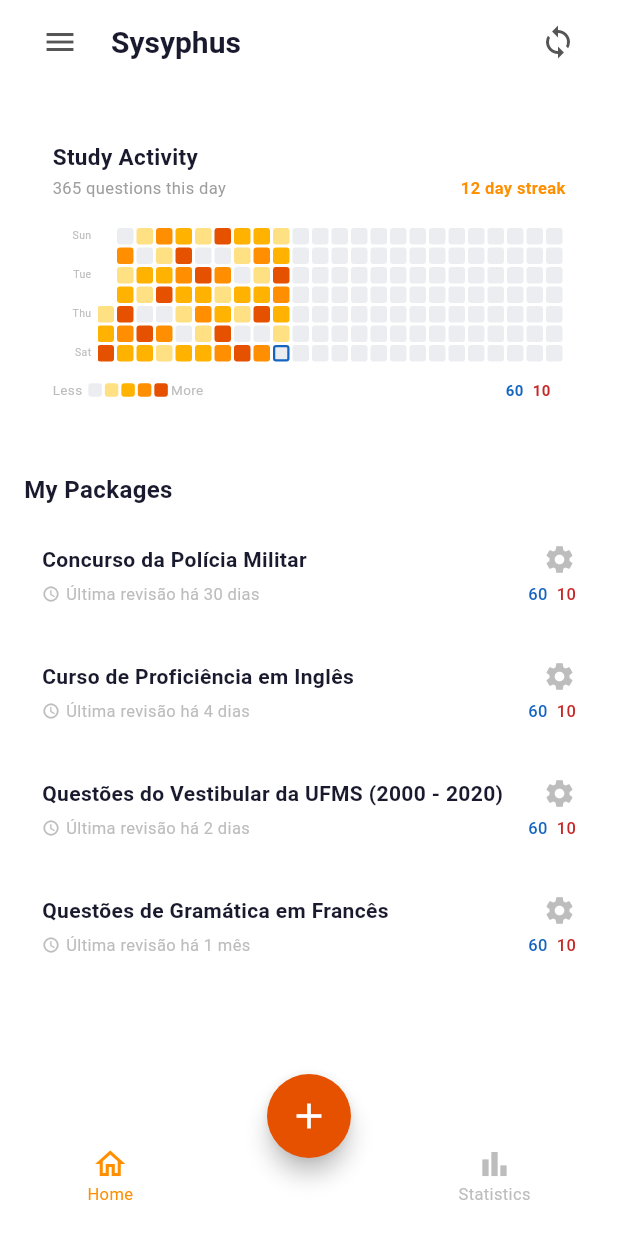
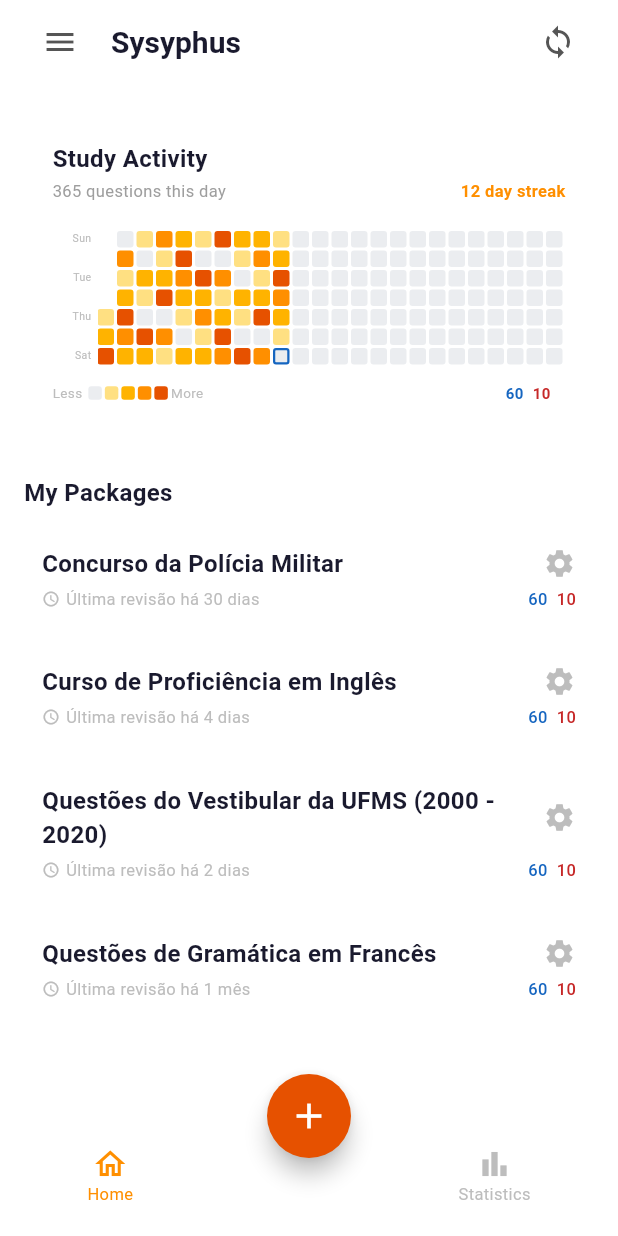
Before and after one commit to davy-bitencourt/sysyphus-learning-app, a Flutter app: the screen it shows after launch, on a phone screen of 412 x 824 dp. Run offline on Flutter 3.47's test engine with Material 3 defaults, Android fonts, the phone set to English and light mode, and no system bars.

Commit message:
add: font styles

```diff
--- a/lib/screens/home.dart
+++ b/lib/screens/home.dart
@@ -1,10 +1,10 @@
 import 'package:flutter/material.dart';
 import '../widgets/heatmap_card.dart';
 import '../widgets/bottom_nav.dart';
+import '../styles/text_styles.dart';
 
 import 'setting_screen.dart';
 import 'statistic_screen.dart';
-
 
 class Home extends StatefulWidget {
   const Home({super.key});
@@ -82,9 +82,7 @@ PreferredSizeWidget _buildAppBar(bool desktop) {
 
           const SizedBox(width: 10),
 
-          const Text('Sysyphus',
-            style: TextStyle(fontSize: 20, fontWeight: FontWeight.bold,
-            color: Color(0xFF1A1A2E))),
+          const Text('Sysyphus', style: bigText),
         ]),
 
         IconButton(icon: const Icon(Icons.sync, color: Color(0xFF555555)), onPressed: () {}),
@@ -103,7 +101,12 @@ Widget _buildDrawer(BuildContext context) {
         children: [
           _drawerItem(context, Icons.list, 'Packages', active: true),
           _drawerItem(context, Icons.chrome_reader_mode, 'Questions finder'),
-          _drawerItem(context, Icons.bar_chart, 'Statistics'),
+
+          _drawerItem(context, Icons.bar_chart, 'Statistics', onTap: () {
+            Navigator.pop(context);
+            Navigator.push(context, MaterialPageRoute(builder: (_) => const StatisticsScreen()));
+
+          }),
 
           const Divider(color: Color(0xFFE0E0E0), thickness: 1, indent: 16, endIndent: 16),
 
@@ -224,7 +227,7 @@ Widget _drawerItem(BuildContext context, IconData icon, String label, {
 
             Row(mainAxisAlignment: MainAxisAlignment.spaceBetween, children: [
                 Flexible(
-                  child: Text(deck['title']!, style: const TextStyle(fontWeight: FontWeight.bold, fontSize: 14, color: Color(0xFF1A1A2E))),
+                  child: Text(deck['title']!, style: mediumText),
                 ),
 
                 Icon(Icons.settings, color: Colors.grey[400], size: 22),
@@ -337,7 +340,6 @@ Widget _tableCell(String text, Color color, {
       style: TextStyle(fontSize: 11, color: color, fontWeight: FontWeight.w500));
   }
 
-
   Widget _buildFAB() {
     return FloatingActionButton(
       onPressed: () {},
--- a/lib/screens/statistic_screen.dart
+++ b/lib/screens/statistic_screen.dart
@@ -11,6 +11,10 @@ class StatisticsScreen extends StatelessWidget {
         backgroundColor: Colors.white,
         elevation: 0,
         automaticallyImplyLeading: false,
+        leading: IconButton(
+            icon: const Icon(Icons.arrow_back, color: Color(0xFF1A1A2E)),
+            onPressed: () => Navigator.pop(context),
+          ),
         title: const Text('Statistics',
           style: TextStyle(fontSize: 20, fontWeight: FontWeight.bold,
             color: Color(0xFF1A1A2E))),
--- /dev/null
+++ b/lib/styles/text_styles.dart
@@ -0,0 +1,19 @@
+import 'package:flutter/material.dart';
+
+const TextStyle bigText = TextStyle(
+  fontSize: 20,
+  fontWeight: FontWeight.bold,
+  color: Color(0xFF1A1A2E)
+);
+
+const TextStyle mediumText = TextStyle(
+  fontSize: 16,
+  fontWeight: FontWeight.bold,
+  color: Color(0xFF1A1A2E)
+);
+
+const TextStyle smallText = TextStyle(
+  fontSize: 14,
+  fontWeight: FontWeight.bold,
+  color: Color(0xFF1A1A2E)
+);
--- a/lib/widgets/heatmap_card.dart
+++ b/lib/widgets/heatmap_card.dart
@@ -1,4 +1,6 @@
 import 'package:flutter/material.dart';
+
+import '../styles/text_styles.dart';
 
 class HeatmapCard extends StatelessWidget {
   final Map<DateTime, int> activityMap;  // recebe os dados de fora
@@ -50,7 +52,7 @@ class HeatmapCard extends StatelessWidget {
             Row(mainAxisAlignment: MainAxisAlignment.spaceBetween, children: [
               Expanded(
                 child: Column(crossAxisAlignment: CrossAxisAlignment.start, children: [
-                  const Text('Study Activity', style: TextStyle(fontWeight: FontWeight.bold, fontSize: 15, color: Color(0xFF1A1A2E))),
+                  const Text('Study Activity', style: mediumText),
                   const SizedBox(height: 2),
                   Row(mainAxisAlignment: MainAxisAlignment.spaceBetween, children: [
                     const Text('365 questions this day', style: TextStyle(fontSize: 11, color: Colors.grey)),
```
